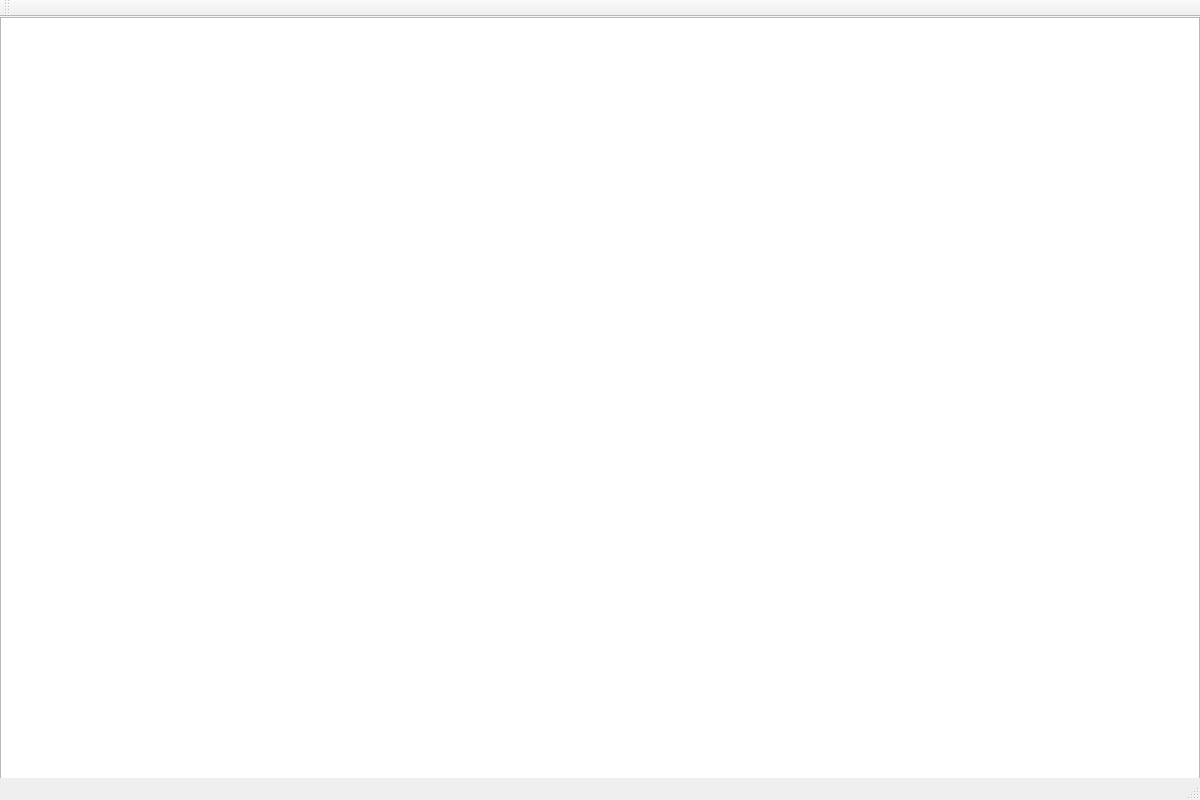
Qt form mainwindow.ui (Darkborderman/Magic_Tower) before a commit.
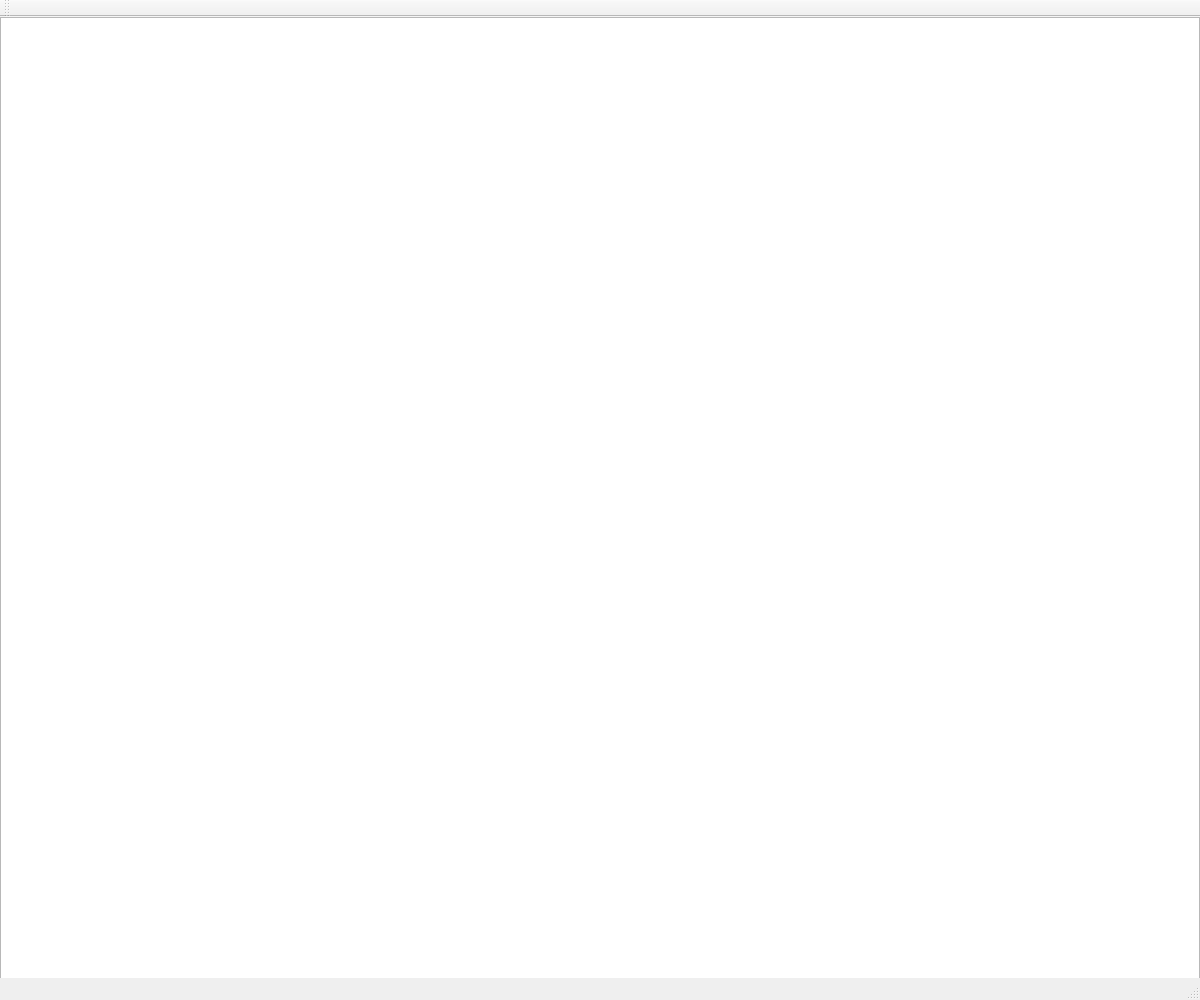
The same form after that commit.

Commit message: ==Update Menu & background, add stats display test== Add Basic menu display stats.  Has multiple floors now. Can display messages but still need layout and resize.

```diff
--- a/mainwindow.ui
+++ b/mainwindow.ui
@@ -7,7 +7,7 @@
     <x>0</x>
     <y>0</y>
     <width>1200</width>
-    <height>800</height>
+    <height>1000</height>
    </rect>
   </property>
   <property name="windowTitle">
@@ -20,7 +20,7 @@
       <x>0</x>
       <y>0</y>
       <width>1200</width>
-      <height>800</height>
+      <height>1000</height>
      </rect>
     </property>
    </widget>
```
The commit also changes 5 other files.
